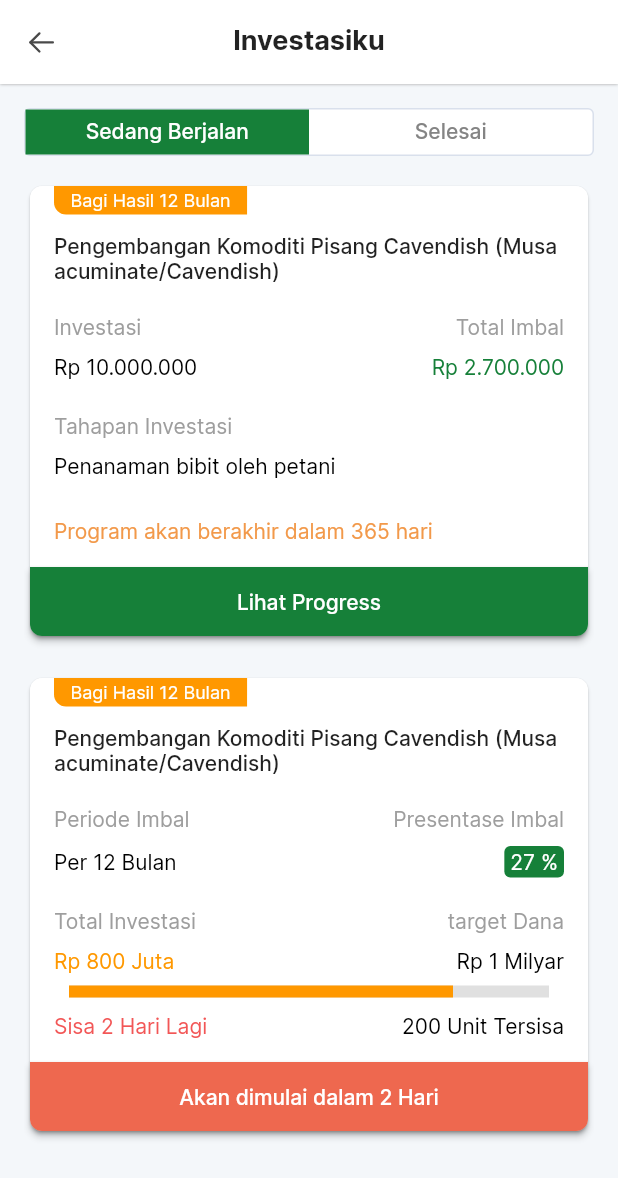
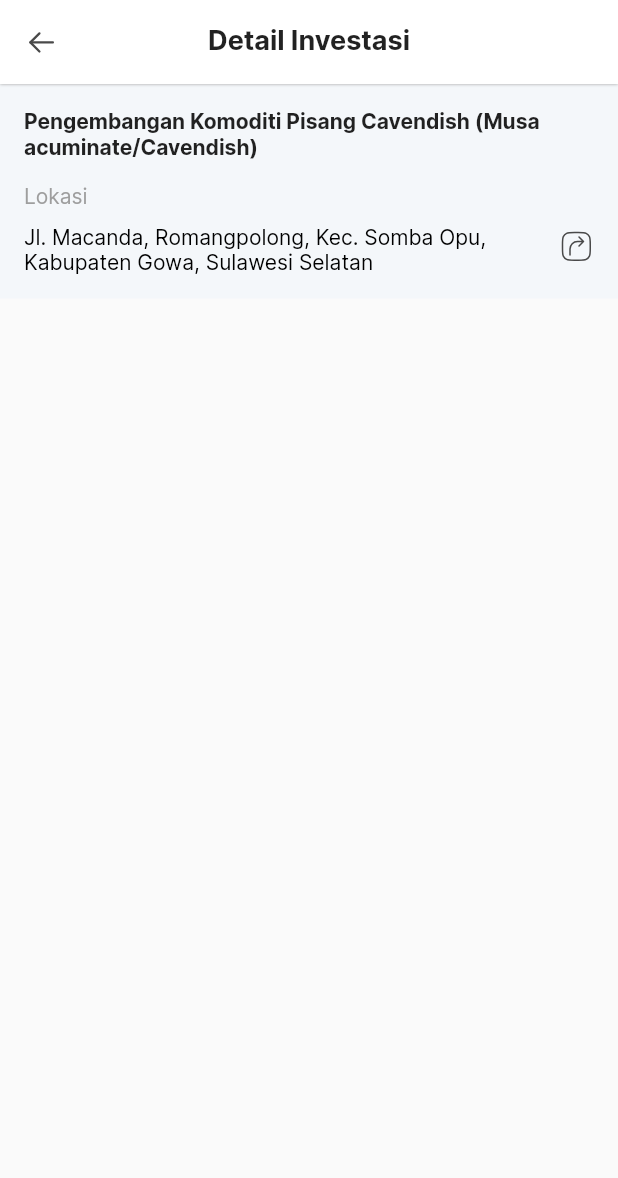
Before and after one commit to mrum13/vestanesia-widget, a Flutter app: the Investasiku screen opened directly, after a tap on "Lihat Progress", on a phone screen of 412 x 824 dp. Shown: the top 1178 px of the screen. Run offline on Flutter 3.47's test engine with Material 2 defaults, Android fonts, the phone set to English and light mode, and no system bars; drawn by our look-alikes of percent_indicator; our stand-ins replace dotted_border, flutter_svg, material_design_icons_flutter, roundcheckbox.

Commit message:
Detail Investasi Not Yet

```diff
--- /dev/null
+++ b/lib/screens/layout_detail_investasi.dart
@@ -0,0 +1,86 @@
+import 'package:flutter/material.dart';
+import 'package:flutter_svg/flutter_svg.dart';
+import 'package:vestanesia_widgets/widgets/widgets.dart';
+
+class DetailInvestasi extends StatefulWidget {
+  const DetailInvestasi({Key? key}) : super(key: key);
+
+  @override
+  _DetailInvestasiState createState() => _DetailInvestasiState();
+}
+
+class _DetailInvestasiState extends State<DetailInvestasi> {
+  Widget _costumAppbar() {
+    return wCostumAppBarBack(title: 'Detail Investasi');
+  }
+
+  Widget _sectionSatu({required String judul, required String lokasi}) {
+    return Container(
+      child: Column(
+        children: [
+          Text(
+            'Pengembangan Komoditi Pisang Cavendish (Musa acuminate/Cavendish)',
+            style: TextStyle(fontSize: 14, fontWeight: FontWeight.bold),
+          ),
+          Container(
+            margin: EdgeInsets.only(top: 16),
+            child: Stack(children: <Widget>[
+              Column(
+                crossAxisAlignment: CrossAxisAlignment.start,
+                children: [
+                  (Text(
+                    'Lokasi',
+                    style: TextStyle(color: Colors.grey),
+                  )),
+                  Container(
+                    margin: EdgeInsets.only(top: 10),
+                    child: Text(
+                      lokasi,
+                      style: TextStyle(color: Colors.black),
+                    ),
+                  ),
+                ],
+              ),
+              Container(
+                margin: EdgeInsets.only(top: 30),
+                alignment: Alignment.bottomRight,
+                child: SvgPicture.asset("images/maps.svg"),)
+            ]
+            ),
+          ),
+        ],
+      ),
+    );
+  }
+
+  Widget _body() {
+    return Container(
+      padding: EdgeInsets.all(16),
+      child: Column(
+        children: <Widget>[
+          _sectionSatu(
+              judul:
+                  'Pengembangan Komoditi Pisang Cavendish (Musa acuminate/Cavendish)',
+              lokasi:
+                  'Jl. Macanda, Romangpolong, Kec. Somba Opu, Kabupaten Gowa, Sulawesi Selatan')
+        ],
+      ),
+    );
+  }
+
+  @override
+  Widget build(BuildContext context) {
+    return Scaffold(
+      body: ListView(
+        children: <Widget>[
+          Container(
+            color: Color(0xFFF4F7FA),
+            child: Column(
+              children: <Widget>[_costumAppbar(), _body()],
+            ),
+          )
+        ],
+      ),
+    );
+  }
+}
--- a/lib/screens/layout_investasiku.dart
+++ b/lib/screens/layout_investasiku.dart
@@ -2,6 +2,7 @@ import 'package:flutter/material.dart';
 import 'package:flutter_svg/flutter_svg.dart';
 import 'package:vestanesia_widgets/screens/layout_investasiku_berjalan.dart';
 import 'package:vestanesia_widgets/screens/layout_investasiku_selesai.dart';
+import 'package:vestanesia_widgets/widgets/widgets.dart';
 import 'package:vestanesia_widgets/widgets/widgets_auth.dart';
 
 class Investasiku extends StatefulWidget {
@@ -12,33 +13,8 @@ class Investasiku extends StatefulWidget {
 }
 
 class _InvestasikuState extends State<Investasiku> {
-
-  Widget _costumAppbar(){
-    return Container(
-      padding: EdgeInsets.all(16),
-      decoration: BoxDecoration(
-        color: Colors.white,
-        boxShadow: [
-          BoxShadow(
-            color: Colors.grey,
-            blurRadius: 1.0,
-          )
-        ]
-      ),
-      child: Stack(
-        children: <Widget>[
-          SvgPicture.asset("images/Back.svg"),
-          Center(
-            child: Text('Investasiku',
-              style: TextStyle(
-                fontSize: 18,
-                fontWeight: FontWeight.w700
-
-              ),),
-          )
-        ],
-      ),
-    );
+  Widget _costumAppbar() {
+    return wCostumAppBarBack(title: 'Investasiku');
   }
 
   Widget _tapBarWithView(BuildContext context) {
@@ -54,10 +30,7 @@ class _InvestasikuState extends State<Investasiku> {
                   borderRadius: BorderRadius.circular(4),
                   border: Border.all(color: Color(0xFFD9E0EC))),
               child: TabBar(
-
-                indicator: BoxDecoration(
-                  color: Color(0xFF168039)
-                ),
+                  indicator: BoxDecoration(color: Color(0xFF168039)),
                   unselectedLabelColor: Color(0xFF848484),
                   labelColor: Colors.white,
                   tabs: <Widget>[
@@ -69,14 +42,14 @@ class _InvestasikuState extends State<Investasiku> {
                     ),
                   ]),
             ),
+
             ///tabview
             Container(
               color: Color(0xFFF4F7FA),
               margin: EdgeInsets.all(16),
               padding: EdgeInsets.only(bottom: 150),
               height: MediaQuery.of(context).size.height,
-              child: TabBarView(
-                children: <Widget>[
+              child: TabBarView(children: <Widget>[
                 Container(
                   child: InvestasikuBerjalan(),
                 ),
@@ -97,10 +70,7 @@ class _InvestasikuState extends State<Investasiku> {
           Container(
             color: Color(0xFFF4F7FA),
             child: Column(
-            children: <Widget>[
-              _costumAppbar(),
-              _tapBarWithView(context)
-            ],
+              children: <Widget>[_costumAppbar(), _tapBarWithView(context)],
             ),
           )
         ],
--- a/lib/screens/layout_investasiku_berjalan.dart
+++ b/lib/screens/layout_investasiku_berjalan.dart
@@ -1,10 +1,17 @@
 import 'package:flutter/material.dart';
+import 'package:vestanesia_widgets/screens/layout_detail_investasi.dart';
 import 'package:vestanesia_widgets/widgets/widgets.dart';
 
-class InvestasikuBerjalan extends StatelessWidget {
+class InvestasikuBerjalan extends StatefulWidget {
   const InvestasikuBerjalan({ Key? key }) : super(key: key);
 
-  Widget _cardInvestasiSoon(){
+  @override
+  _InvestasikuBerjalanState createState() => _InvestasikuBerjalanState();
+}
+
+class _InvestasikuBerjalanState extends State<InvestasikuBerjalan> {
+
+Widget _cardInvestasiSoon(){
     return wCardInvestasiku(
       bagiHasil: '12',
       judulCard: 'Pengembangan Komoditi Pisang Cavendish (Musa acuminate/Cavendish)',
@@ -34,7 +41,10 @@ class InvestasikuBerjalan extends StatelessWidget {
       ketProgramInvest: 'Program akan berakhir dalam 365 hari',
       colorKetProgramInvest: Color(0xFFF2994A),
       colorButton: Color(0xFF168039),
-      textButton: 'Lihat Progress');
+      textButton: 'Lihat Progress',
+      context: context,
+      onPressed: () => wPushTo(context, DetailInvestasi()),
+    );
   }
 
   @override
@@ -45,7 +55,8 @@ class InvestasikuBerjalan extends StatelessWidget {
           children: <Widget>[
             _cardInvestasiHalf(),
             SizedBox(height: 20,),
-            _cardInvestasiSoon()
+            _cardInvestasiSoon(),
+            SizedBox(height: 20,),
           ],
         )
       ],
--- a/lib/screens/layout_investasiku_selesai.dart
+++ b/lib/screens/layout_investasiku_selesai.dart
@@ -1,4 +1,5 @@
 import 'package:flutter/material.dart';
+import 'package:vestanesia_widgets/screens/layout_detail_investasi.dart';
 import 'package:vestanesia_widgets/widgets/widgets.dart';
 
 class InvestasikuSelesai extends StatefulWidget {
@@ -20,7 +21,8 @@ Widget _cardInvestasiHalf(){
       ketProgramInvest: 'Pengembalian dana investasi + imbal',
       colorKetProgramInvest: Color(0xFF168039),
       colorButton: Color(0xFF168039),
-      textButton: 'Lihat Laporan Investasi');
+      textButton: 'Lihat Laporan Investasi',
+      onPressed: () => wPushTo(context, DetailInvestasi()), context: context);
   }
 
   @override
--- a/lib/widgets/widgets.dart
+++ b/lib/widgets/widgets.dart
@@ -1,5 +1,6 @@
 import 'package:dotted_border/dotted_border.dart';
 import 'package:flutter/material.dart';
+import 'package:flutter_svg/svg.dart';
 import 'package:percent_indicator/linear_percent_indicator.dart';
 
 ///navigator push
@@ -659,6 +660,7 @@ Widget wCardInvestasiku({
 }
 
 Widget wCardInvestasiku2({
+  required BuildContext context,
   required String bagiHasil,
   required String judulCard,
   required String investasi,
@@ -668,6 +670,7 @@ Widget wCardInvestasiku2({
   required dynamic colorKetProgramInvest,
   required dynamic colorButton,
   required String textButton,
+  required Function() onPressed
 }) {
   return Card(
       shape: RoundedRectangleBorder(borderRadius: BorderRadius.circular(8)),
@@ -794,8 +797,34 @@ Widget wCardInvestasiku2({
                       MaterialStateProperty.all<Color>(colorButton),
                 ),
                 child: Text(textButton),
-                onPressed: () {}),
+                onPressed: onPressed),
           )
         ],
       ));
 }
+
+Widget wCostumAppBarBack({required String title}){
+  return Container(
+      padding: EdgeInsets.all(16),
+      decoration: BoxDecoration(color: Colors.white, boxShadow: [
+        BoxShadow(
+          color: Colors.grey,
+          blurRadius: 1.0,
+        )
+      ]),
+      child: Stack(
+        children: <Widget>[
+          SvgPicture.asset("images/Back.svg"),
+          Center(
+            child: Text(
+              title,
+              style: TextStyle(fontSize: 18, fontWeight: FontWeight.w700),
+            ),
+          )
+        ],
+      ),
+    );
+}
+
+class Required {
+}
--- a/pubspec.yaml
+++ b/pubspec.yaml
@@ -67,6 +67,7 @@ flutter:
     - images/Wallet.svg
     - images/arrowRight.svg
     - images/Back.svg
+    - images/maps.svg
   #   - images/a_dot_ham.jpeg
 
   # An image asset can refer to one or more resolution-specific "variants", see
```
Also changed, not shown: images/maps.svg (added). Lines whose indentation alone changed are shown as unchanged.
